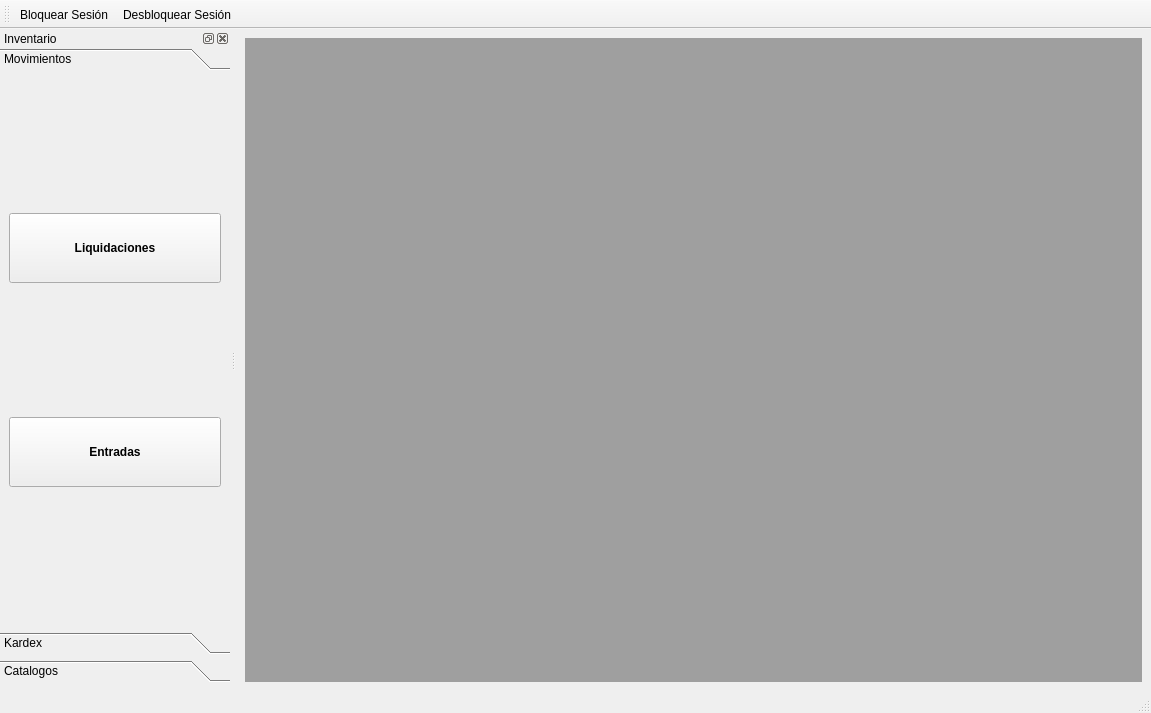
Above: src/ui/mainwindowinventario.ui from armonge/EsquipulasPy before the change. Below: the same form after it.
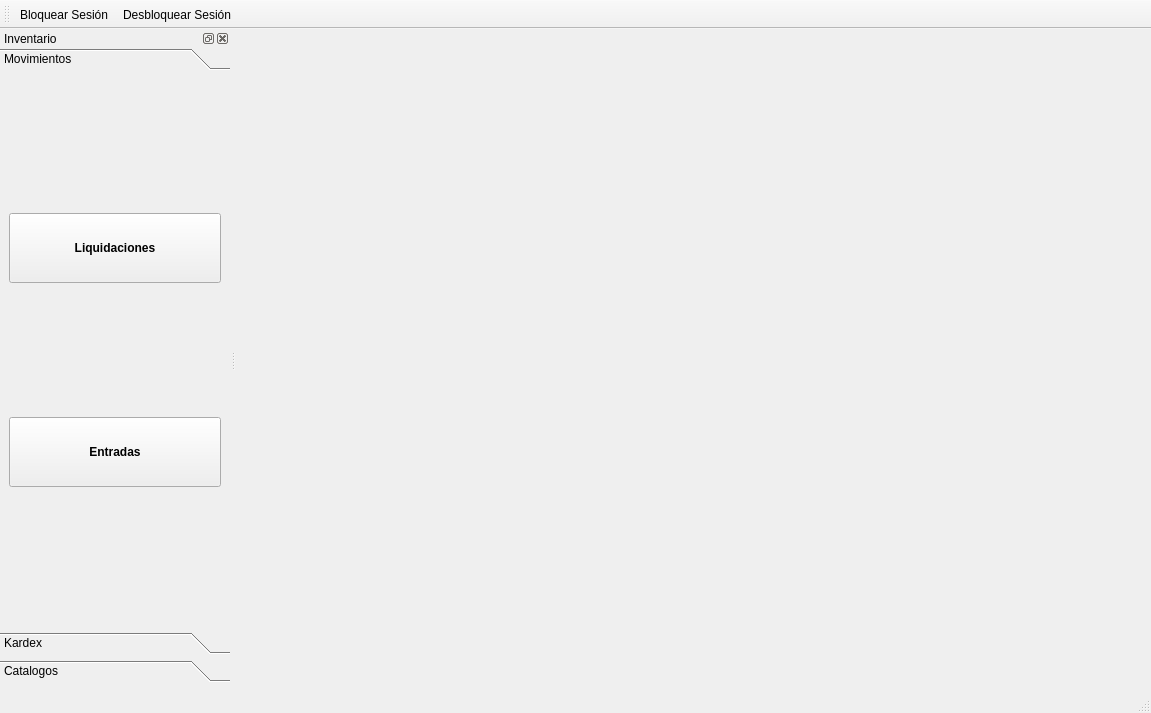
That is the form after the change. Icons and pictures are not drawn.

```diff
--- a/src/ui/mainwindowinventario.ui
+++ b/src/ui/mainwindowinventario.ui
@@ -30,6 +30,15 @@
         <verstretch>0</verstretch>
        </sizepolicy>
       </property>
+      <property name="background">
+       <brush brushstyle="NoBrush">
+        <color alpha="255">
+         <red>121</red>
+         <green>116</green>
+         <blue>113</blue>
+        </color>
+       </brush>
+      </property>
       <property name="viewMode">
        <enum>QMdiArea::TabbedView</enum>
       </property>
```
Left out of the diff: 12 changed lines with no effect on the pictures.
